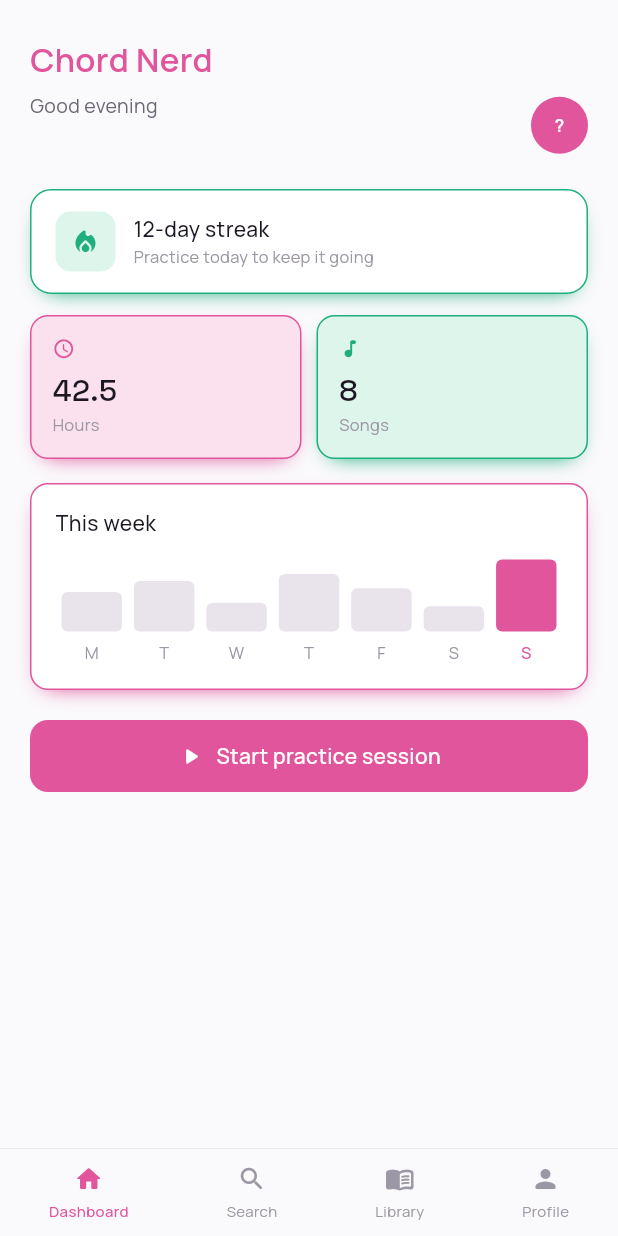
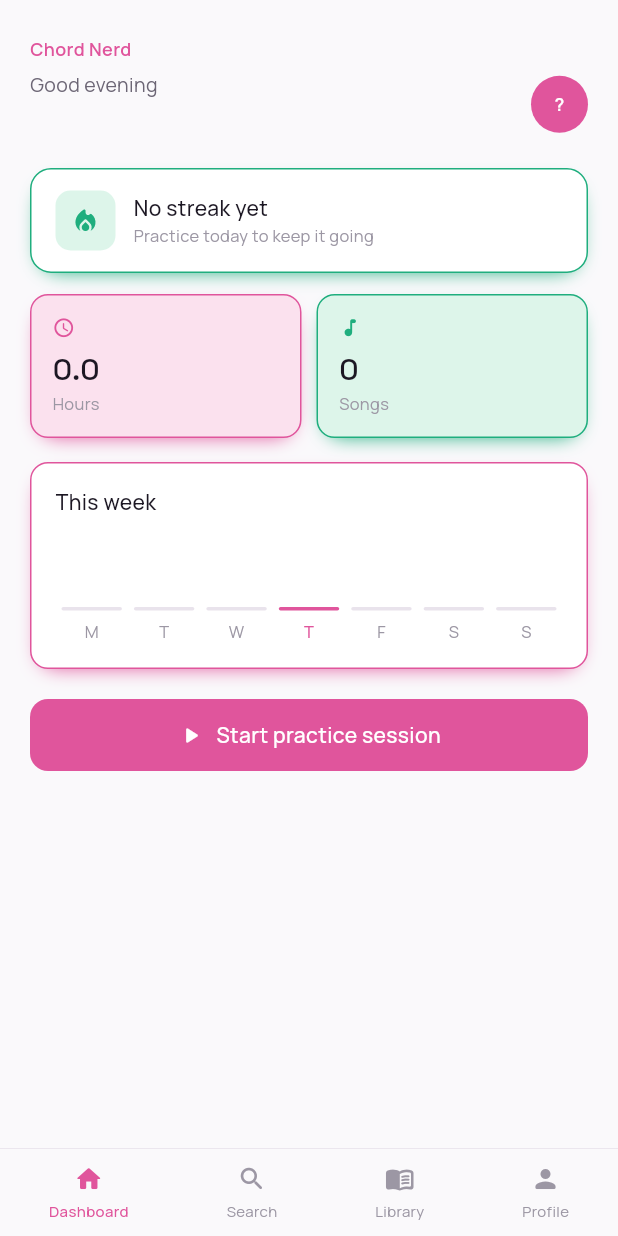
Before and after one commit to MRvanillaCoffee/ChordNerd, a Flutter app: the screen it shows once a user with an empty profile is signed in, on a phone screen of 412 x 824 dp. Run offline on Flutter 3.47's test engine with Material 3 defaults, Android fonts, the phone set to English and light mode, and no system bars; our stand-ins replace firebase_auth, firebase_core, firebase_database, flutter_riverpod, google_fonts; accounts and stored records are empty.

Commit message:
add real data from database

```diff
--- /dev/null
+++ b/mobile_app_project/lib/models/song.dart
@@ -0,0 +1,77 @@
+/// Maps to a document at songs/{songId} in Realtime Database.
+class Song {
+  final String id;
+  final String title;
+  final String artist;
+  final String keyOfSong;
+  final List<String> chordsUsed;
+  final List<String> lines; // ChordPro-style lines, e.g. "[E5]Back in black..."
+  final bool verified;
+
+  const Song({
+    required this.id,
+    required this.title,
+    required this.artist,
+    required this.keyOfSong,
+    this.chordsUsed = const [],
+    this.lines = const [],
+    this.verified = false,
+  });
+
+  factory Song.fromMap(String id, Map<dynamic, dynamic> map) {
+    return Song(
+      id: id,
+      title: map['title'] as String? ?? 'Untitled',
+      artist: map['artist'] as String? ?? 'Unknown artist',
+      keyOfSong: map['key'] as String? ?? '',
+      chordsUsed: (map['chordsUsed'] as List?)?.map((e) => e.toString()).toList() ?? const [],
+      lines: (map['lines'] as List?)?.map((e) => e.toString()).toList() ?? const [],
+      verified: map['verified'] as bool? ?? false,
+    );
+  }
+
+  Map<String, dynamic> toMap() {
+    return {
+      'title': title,
+      'artist': artist,
+      'key': keyOfSong,
+      'chordsUsed': chordsUsed,
+      'lines': lines,
+      'verified': verified,
+    };
+  }
+}
+
+/// Maps to a document at users/{uid}/library/{songId} — a lightweight
+/// pointer to a saved song plus its learning status, kept separate from
+/// the full Song so the library list stays cheap to load.
+class LibraryEntry {
+  final String songId;
+  final String title;
+  final String artist;
+  final bool isMastered;
+
+  const LibraryEntry({
+    required this.songId,
+    required this.title,
+    required this.artist,
+    this.isMastered = false,
+  });
+
+  factory LibraryEntry.fromMap(String songId, Map<dynamic, dynamic> map) {
+    return LibraryEntry(
+      songId: songId,
+      title: map['title'] as String? ?? 'Untitled',
+      artist: map['artist'] as String? ?? 'Unknown artist',
+      isMastered: map['isMastered'] as bool? ?? false,
+    );
+  }
+
+  Map<String, dynamic> toMap() {
+    return {
+      'title': title,
+      'artist': artist,
+      'isMastered': isMastered,
+    };
+  }
+}
--- /dev/null
+++ b/mobile_app_project/lib/models/user_profile.dart
@@ -0,0 +1,56 @@
+/// Maps to a document at users/{uid} in Realtime Database.
+class UserProfile {
+  final String uid;
+  final String name;
+  final String email;
+  final String skillLevel;
+  final double totalPracticeHours;
+  final int currentStreak;
+  final int songsLearned;
+  final Map<String, int> weeklyMinutes; // keys: mon..sun, values: minutes
+
+  const UserProfile({
+    required this.uid,
+    required this.name,
+    required this.email,
+    required this.skillLevel,
+    this.totalPracticeHours = 0,
+    this.currentStreak = 0,
+    this.songsLearned = 0,
+    this.weeklyMinutes = const {},
+  });
+
+  factory UserProfile.fromMap(String uid, Map<dynamic, dynamic> map) {
+    return UserProfile(
+      uid: uid,
+      name: map['name'] as String? ?? 'Guitarist',
+      email: map['email'] as String? ?? '',
+      skillLevel: map['skillLevel'] as String? ?? 'beginner',
+      totalPracticeHours: (map['totalPracticeHours'] as num?)?.toDouble() ?? 0,
+      currentStreak: (map['currentStreak'] as num?)?.toInt() ?? 0,
+      songsLearned: (map['songsLearned'] as num?)?.toInt() ?? 0,
+      weeklyMinutes: (map['weeklyMinutes'] as Map?)?.map(
+            (k, v) => MapEntry(k.toString(), (v as num).toInt()),
+          ) ??
+          const {},
+    );
+  }
+
+  Map<String, dynamic> toMap() {
+    return {
+      'name': name,
+      'email': email,
+      'skillLevel': skillLevel,
+      'totalPracticeHours': totalPracticeHours,
+      'currentStreak': currentStreak,
+      'songsLearned': songsLearned,
+      'weeklyMinutes': weeklyMinutes,
+    };
+  }
+
+  /// Weekly minutes as a 7-value list, Monday first, for the dashboard chart.
+  List<int> get weekMinutesList {
+    const order = ['mon', 'tue', 'wed', 'thu', 'fri', 'sat', 'sun'];
+    return order.map((d) => weeklyMinutes[d] ?? 0).toList();
+  }
+}
--- a/mobile_app_project/lib/screens/dashboard/dashboard_screen.dart
+++ b/mobile_app_project/lib/screens/dashboard/dashboard_screen.dart
@@ -2,48 +2,61 @@ import 'package:flutter/material.dart';
 import '../../app/theme/app_colors.dart';
 import '../../app/theme/app_gradients.dart';
 import '../../app/theme/app_text_styles.dart';
+import '../../models/user_profile.dart';
 import '../../services/auth_service.dart';
-
-// TODO: pull real stats (totalPracticeHours, currentStreak, songs learned,
-// weekly practice minutes) from Realtime Database at users/{uid} instead
-// of the placeholder values below.
+import '../../services/database_service.dart';
 
 class DashboardScreen extends StatelessWidget {
   const DashboardScreen({super.key});
 
-  static const List<double> _weekFractions = [0.55, 0.7, 0.4, 0.8, 0.6, 0.35, 1.0];
   static const List<String> _weekLabels = ['M', 'T', 'W', 'T', 'F', 'S', 'S'];
 
   @override
   Widget build(BuildContext context) {
-    final displayName = AuthService.currentUser?.displayName ?? 'Guitarist';
+    final user = AuthService.currentUser;
+    final displayName = user?.displayName ?? 'Guitarist';
     final firstName = displayName.split(' ').first;
     final initial = firstName.isNotEmpty ? firstName[0].toUpperCase() : '?';
+
+    if (user == null) {
+      return const Scaffold(body: Center(child: Text('Not signed in')));
+    }
 
     return Scaffold(
       backgroundColor: AppColors.background,
       body: SafeArea(
-        child: SingleChildScrollView(
+        child: StreamBuilder<UserProfile?>(
+          stream: DatabaseService.watchUserProfile(user.uid),
+          builder: (context, snapshot) {
+            final profile = snapshot.data;
+            final isLoading = snapshot.connectionState == ConnectionState.waiting;
+
+            return SingleChildScrollView(
               padding: const EdgeInsets.symmetric(horizontal: 20, vertical: 24),
               child: Column(
                 crossAxisAlignment: CrossAxisAlignment.stretch,
                 children: [
-              Text('Chord Nerd', style: AppTextStyles.label2.copyWith(
+                  Text('Chord Nerd', style: AppTextStyles.label.copyWith(
                     color: AppColors.accentPrimary,
                     fontWeight: FontWeight.w600,
                   )),
                   const SizedBox(height: 6),
                   _buildGreeting(firstName, initial),
                   const SizedBox(height: 20),
-              _buildStreakCard(),
+                  _buildStreakCard(isLoading ? 0 : (profile?.currentStreak ?? 0)),
                   const SizedBox(height: 14),
-              _buildStatsRow(),
+                  _buildStatsRow(
+                    hours: isLoading ? 0 : (profile?.totalPracticeHours ?? 0),
+                    songs: isLoading ? 0 : (profile?.songsLearned ?? 0),
+                  ),
                   const SizedBox(height: 16),
-              _buildWeekChart(),
+                  _buildWeekChart(isLoading ? List.filled(7, 0) : (profile?.weekMinutesList ?? List.filled(7, 0))),
                   const SizedBox(height: 20),
-              _buildStartPracticeButton(context),
+                  _buildStartPracticeButton(context, user.uid),
                 ],
               ),
+            );
+          },
         ),
       ),
     );
@@ -74,7 +87,7 @@ class DashboardScreen extends StatelessWidget {
     );
   }
 
-  Widget _buildStreakCard() {
+  Widget _buildStreakCard(int streak) {
     return Container(
       padding: const EdgeInsets.symmetric(horizontal: 16, vertical: 14),
       decoration: BoxDecoration(
@@ -100,7 +113,10 @@ class DashboardScreen extends StatelessWidget {
             child: Column(
               crossAxisAlignment: CrossAxisAlignment.start,
               children: [
-                Text('12-day streak', style: AppTextStyles.bodyPrimary.copyWith(fontWeight: FontWeight.w500)),
+                Text(
+                  streak > 0 ? '$streak-day streak' : 'No streak yet',
+                  style: AppTextStyles.bodyPrimary.copyWith(fontWeight: FontWeight.w500),
+                ),
                 Text('Practice today to keep it going', style: AppTextStyles.caption),
               ],
             ),
@@ -110,12 +126,24 @@ class DashboardScreen extends StatelessWidget {
     );
   }
 
-  Widget _buildStatsRow() {
+  Widget _buildStatsRow({required double hours, required int songs}) {
     return Row(
       children: [
-        Expanded(child: _statCard(icon: Icons.access_time_rounded, value: '42.5', label: 'Hours', tint: AppColors.accentPrimary, bg: AppColors.badgeBgPink)),
+        Expanded(child: _statCard(
+          icon: Icons.access_time_rounded,
+          value: hours.toStringAsFixed(1),
+          label: 'Hours',
+          tint: AppColors.accentPrimary,
+          bg: AppColors.badgeBgPink,
+        )),
         const SizedBox(width: 10),
-        Expanded(child: _statCard(icon: Icons.music_note_rounded, value: '8', label: 'Songs', tint: AppColors.accentStreak, bg: AppColors.badgeBgMint)),
+        Expanded(child: _statCard(
+          icon: Icons.music_note_rounded,
+          value: '$songs',
+          label: 'Songs',
+          tint: AppColors.accentStreak,
+          bg: AppColors.badgeBgMint,
+        )),
       ],
     );
   }
@@ -147,7 +175,10 @@ class DashboardScreen extends StatelessWidget {
     );
   }
 
-  Widget _buildWeekChart() {
+  Widget _buildWeekChart(List<int> weekMinutes) {
+    final maxMinutes = weekMinutes.isEmpty ? 1 : weekMinutes.reduce((a, b) => a > b ? a : b);
+    final safeMax = maxMinutes == 0 ? 1 : maxMinutes;
+
     return Container(
       padding: const EdgeInsets.all(16),
       decoration: BoxDecoration(
@@ -166,7 +197,7 @@ class DashboardScreen extends StatelessWidget {
             child: Row(
               crossAxisAlignment: CrossAxisAlignment.end,
               children: List.generate(7, (i) {
-                final isToday = i == 6;
+                final isToday = i == DateTime.now().weekday - 1; // weekday is 1=Mon..7=Sun
                 return Expanded(
                   child: Padding(
                     padding: const EdgeInsets.symmetric(horizontal: 4),
@@ -176,7 +207,7 @@ class DashboardScreen extends StatelessWidget {
                           child: Align(
                             alignment: Alignment.bottomCenter,
                             child: FractionallySizedBox(
-                              heightFactor: _weekFractions[i],
+                              heightFactor: (weekMinutes[i] / safeMax).clamp(0.05, 1.0),
                               child: Container(
                                 decoration: BoxDecoration(
                                   color: isToday ? AppColors.accentPrimary : AppColors.chartInactive,
@@ -206,7 +237,7 @@ class DashboardScreen extends StatelessWidget {
     );
   }
 
-  Widget _buildStartPracticeButton(BuildContext context) {
+  Widget _buildStartPracticeButton(BuildContext context, String uid) {
     return Container(
       decoration: BoxDecoration(
         color: AppColors.accentPrimary,
@@ -216,8 +247,21 @@ class DashboardScreen extends StatelessWidget {
         color: Colors.transparent,
         child: InkWell(
           borderRadius: BorderRadius.circular(12),
-          onTap: () {
-            // TODO: navigate to a practice session flow / timer
+          onTap: () async {
+            // TODO: replace with a real practice session flow / timer —
+            // this logs a placeholder 15-minute session for now so the
+            // dashboard has something real to react to.
+            await DatabaseService.logPracticeSession(uid: uid, minutes: 15);
+            if (context.mounted) {
+              ScaffoldMessenger.of(context).showSnackBar(
+                SnackBar(
+                  content: Text('Practice session logged', style: AppTextStyles.bodyPrimary),
+                  backgroundColor: AppColors.surfaceCard,
+                  behavior: SnackBarBehavior.floating,
+                  shape: RoundedRectangleBorder(borderRadius: BorderRadius.circular(10)),
+                ),
+              );
+            }
           },
           child: Padding(
             padding: const EdgeInsets.symmetric(vertical: 14),
--- /dev/null
+++ b/mobile_app_project/lib/services/database_service.dart
@@ -0,0 +1,125 @@
+import 'package:firebase_database/firebase_database.dart';
+import '../models/user_profile.dart';
+import '../models/song.dart';
+
+/// Wraps all Realtime Database reads/writes for Chord Nerd outside of
+/// auth/profile bootstrap (which auth_service.dart already handles).
+class DatabaseService {
+  DatabaseService._();
+
+  static final FirebaseDatabase _db = FirebaseDatabase.instance;
+
+  // ---------------------------------------------------------------------
+  // Profile / dashboard stats
+  // ---------------------------------------------------------------------
+
+  /// Live stream of the signed-in user's profile — drives Dashboard's
+  /// stats, streak, and weekly chart, and Profile's stat cards.
+  static Stream<UserProfile?> watchUserProfile(String uid) {
+    return _db.ref('users/$uid').onValue.map((event) {
+      final data = event.snapshot.value;
+      if (data == null) return null;
+      return UserProfile.fromMap(uid, data as Map<dynamic, dynamic>);
+    });
+  }
+
+  /// Call when a practice session ends. Adds minutes to today's weekday
+  /// bucket and to the running total, and bumps the streak by 1 (simple
+  /// MVP version — doesn't yet check for missed days resetting it).
+  static Future<void> logPracticeSession({
+    required String uid,
+    required int minutes,
+  }) async {
+    final ref = _db.ref('users/$uid');
+    final todayKey = _weekdayKey(DateTime.now().weekday);
+
+    final snapshot = await ref.get();
+    final current = snapshot.value as Map<dynamic, dynamic>? ?? {};
+    final currentWeekly = (current['weeklyMinutes'] as Map?) ?? {};
+    final currentHours = (current['totalPracticeHours'] as num?)?.toDouble() ?? 0;
+    final currentStreak = (current['currentStreak'] as num?)?.toInt() ?? 0;
+
+    final updatedMinutesToday = ((currentWeekly[todayKey] as num?)?.toInt() ?? 0) + minutes;
+
+    await ref.update({
+      'weeklyMinutes/$todayKey': updatedMinutesToday,
+      'totalPracticeHours': currentHours + (minutes / 60),
+      'currentStreak': currentStreak + 1,
+    });
+  }
+
+  static String _weekdayKey(int weekday) {
+    const keys = ['mon', 'tue', 'wed', 'thu', 'fri', 'sat', 'sun'];
+    return keys[weekday - 1]; // DateTime.weekday is 1=Mon..7=Sun
+  }
+
+  // ---------------------------------------------------------------------
+  // Search
+  // ---------------------------------------------------------------------
+
+  /// One-shot search across songs/{songId} by title (client-side filter —
+  /// fine for a small catalog; swap for indexed queries once it grows).
+  static Future<List<Song>> searchSongs(String query) async {
+    final snapshot = await _db.ref('songs').get();
+    // ignore: avoid_print
+    print('[searchSongs] snapshot.exists=${snapshot.exists}, raw value=${snapshot.value}');
+    if (!snapshot.exists) return [];
+
+    final data = snapshot.value as Map<dynamic, dynamic>;
+    final all = data.entries
+        .map((e) => Song.fromMap(e.key.toString(), e.value as Map<dynamic, dynamic>))
+        .toList();
+
+    if (query.trim().isEmpty) return all;
+
+    final lower = query.toLowerCase();
+    return all
+        .where((s) => s.title.toLowerCase().contains(lower) || s.artist.toLowerCase().contains(lower))
+        .toList();
+  }
+
+  // ---------------------------------------------------------------------
+  // Library
+  // ---------------------------------------------------------------------
+
+  /// Live stream of the signed-in user's saved songs — drives Library.
+  static Stream<List<LibraryEntry>> watchLibrary(String uid) {
+    return _db.ref('users/$uid/library').onValue.map((event) {
+      final data = event.snapshot.value;
+      if (data == null) return <LibraryEntry>[];
+      final map = data as Map<dynamic, dynamic>;
+      return map.entries
+          .map((e) => LibraryEntry.fromMap(e.key.toString(), e.value as Map<dynamic, dynamic>))
+          .toList();
+    });
+  }
+
+  /// Saves a song to the signed-in user's library (called from Search or
+  /// Song Detail). Also bumps songsLearned count on the profile if this
+  /// is a brand-new save.
+  static Future<void> saveToLibrary({
+    required String uid,
+    required Song song,
+  }) async {
+    await _db.ref('users/$uid/library/${song.id}').set({
+      'title': song.title,
+      'artist': song.artist,
+      'isMastered': false,
+    });
+  }
+
+  static Future<void> setMastered({
+    required String uid,
+    required String songId,
+    required bool isMastered,
+  }) async {
+    await _db.ref('users/$uid/library/$songId/isMastered').set(isMastered);
+  }
+
+  static Future<void> removeFromLibrary({
+    required String uid,
+    required String songId,
+  }) async {
+    await _db.ref('users/$uid/library/$songId').remove();
+  }
+}
```
Also changed, not shown: mobile_app_project/lib/screens/library/library_screen.dart (+33 -28 lines), mobile_app_project/lib/screens/search/search_screen.dart (+113 -44 lines). Lines whose indentation alone changed are shown as unchanged.
